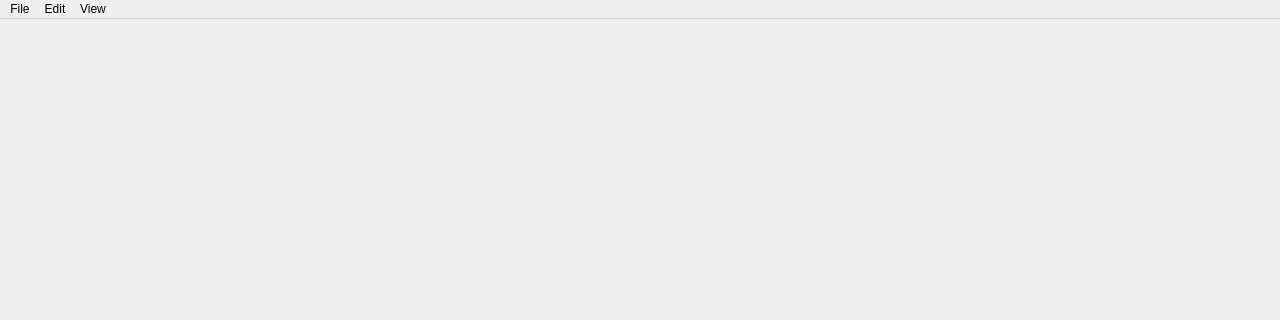
Qt form gui/src/windows/MainWindow.ui (aerisarn/ck-cmd) before a commit; both pictures show x 0 to 1280 and y 0 to 320 of the 1280 by 768 pixel window.
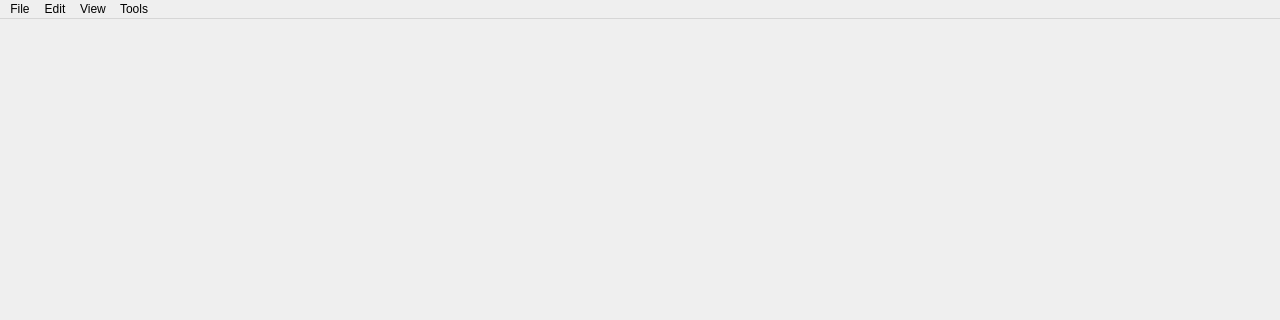
The same form after that commit.

Commit message: WIP texture tool

```diff
--- a/gui/src/windows/MainWindow.ui
+++ b/gui/src/windows/MainWindow.ui
@@ -51,9 +51,15 @@
      <string>Edit</string>
     </property>
    </widget>
+   <widget class="QMenu" name="menuTools">
+    <property name="title">
+     <string>Tools</string>
+    </property>
+   </widget>
    <addaction name="menuFile"/>
    <addaction name="menuEdit"/>
    <addaction name="menuView"/>
+   <addaction name="menuTools"/>
   </widget>
   <widget class="QStatusBar" name="statusBar"/>
  </widget>
```
Left out of the diff: 5 changed lines with no effect on the pictures. The commit also changes 9 other files.
